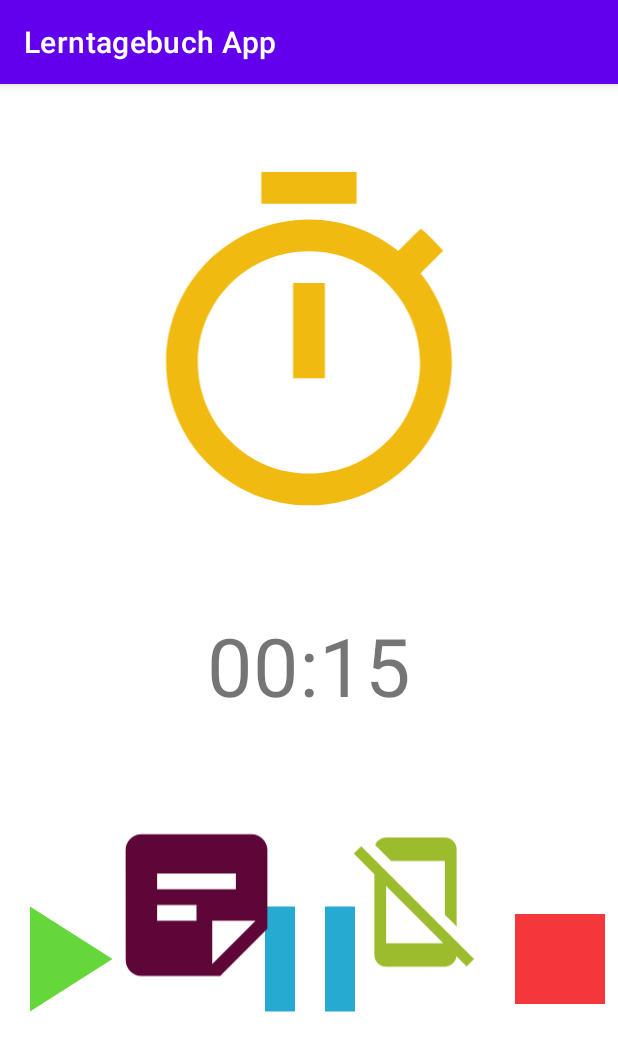
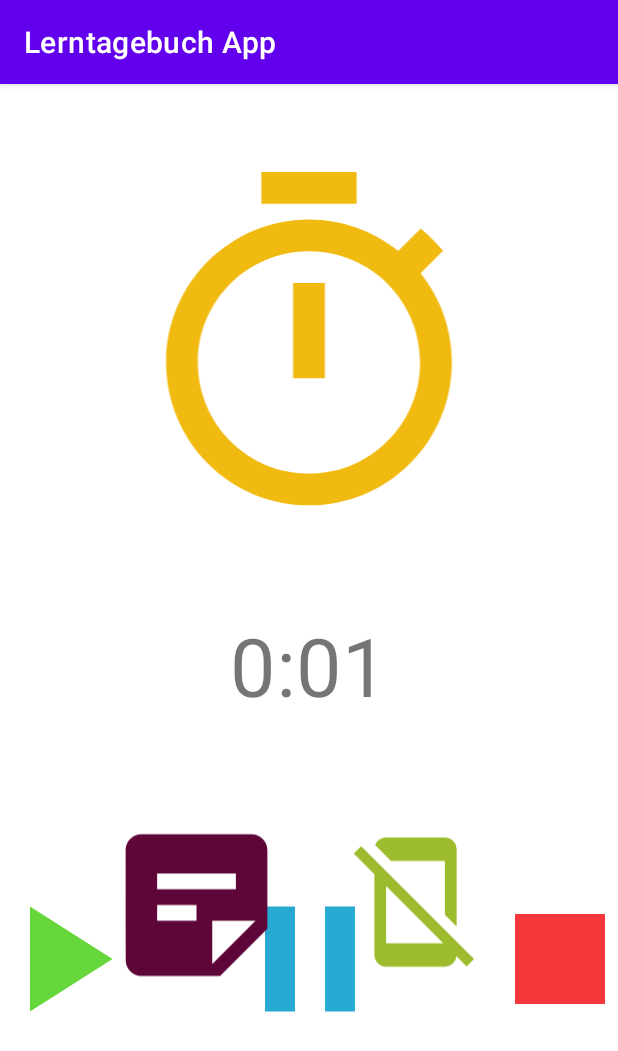
Before and after one commit to bolatSeref/LerntagebuchApp, an Android app: the StatusActivity screen opened directly, with no data from a screen before it, on a phone screen of 412 x 824 dp. Shown: the top 1051 px of the screen. Run offline under Robolectric (Android 15) with nearby library versions, the phone set to English and light mode, and no system bars; Roboto replaces fonts that are not available here.

Commit message:
timer is added

```diff
--- a/app/src/main/java/com/creactivestudio/lerntagebuchapp/StatusActivity.java
+++ b/app/src/main/java/com/creactivestudio/lerntagebuchapp/StatusActivity.java
@@ -4,21 +4,61 @@ import androidx.appcompat.app.AppCompatActivity;
 
 import android.content.Intent;
 import android.os.Bundle;
+import android.os.Handler;
 import android.view.View;
+import android.widget.Button;
+import android.widget.TextView;
 
 public class StatusActivity extends AppCompatActivity {
 
+    long startTime=0;
+    TextView tvTimer;
+
+    Handler timerHandler=new Handler();
+    Runnable timerRunnable = new Runnable() {
+        @Override
+        public void run() {
+            long millis = System.currentTimeMillis() - startTime;
+            int seconds = (int) (millis / 1000);
+            int minutes = seconds / 60;
+            seconds = seconds % 60;
+
+            tvTimer.setText(String.format("%d:%02d", minutes, seconds));
+
+            timerHandler.postDelayed(this, 500);
+        }
+    };
     @Override
     protected void onCreate(Bundle savedInstanceState) {
         super.onCreate(savedInstanceState);
         setContentView(R.layout.activity_status);
 
         initViews();
+
+        startTime=System.currentTimeMillis();
+        timerHandler.postDelayed(timerRunnable,0);
+
+    }
+
+    public void stopTimer (View view)
+    {
+        timerHandler.removeCallbacks(timerRunnable);
+    }
+
+    public void startTimer (View view)
+    {
+        startTime=System.currentTimeMillis();
+        timerHandler.postDelayed(timerRunnable,0);
+    }
+
+    public void pausiereTimer (View view)
+    {
+
     }
 
     public void initViews()
     {
-
+        tvTimer=findViewById(R.id.tvTimer);
     }
 
     public void imgDoNotDisturbClicked (View view)
@@ -31,4 +71,11 @@ public class StatusActivity extends AppCompatActivity {
         Intent intent =new Intent(StatusActivity.this, NotizenActivity.class);
         startActivity(intent);
     }
+
+    @Override
+    public void onPause() {
+        super.onPause();
+        timerHandler.removeCallbacks(timerRunnable);
+    }
+
 }
--- a/app/src/main/res/layout/activity_status.xml
+++ b/app/src/main/res/layout/activity_status.xml
@@ -17,6 +17,7 @@
         app:srcCompat="@drawable/icon_timer" />
 
     <LinearLayout
+        android:id="@+id/linearLayout4"
         android:layout_width="500dp"
         android:layout_height="wrap_content"
         android:layout_marginTop="100dp"
@@ -24,13 +25,14 @@
         app:layout_constraintEnd_toEndOf="parent"
         app:layout_constraintHorizontal_bias="0.5"
         app:layout_constraintStart_toStartOf="parent"
-        app:layout_constraintTop_toBottomOf="@+id/textView4">
+        app:layout_constraintTop_toBottomOf="@+id/tvTimer">
 
         <ImageView
             android:id="@+id/imageView7"
             android:layout_width="120dp"
             android:layout_height="120dp"
             android:layout_weight="1"
+            android:onClick="startTimer"
             app:srcCompat="@drawable/icon_play" />
 
         <ImageView
@@ -45,11 +47,12 @@
             android:layout_width="120dp"
             android:layout_height="120dp"
             android:layout_weight="1"
+            android:onClick="stopTimer"
             app:srcCompat="@drawable/icon_stop" />
     </LinearLayout>
 
     <TextView
-        android:id="@+id/textView4"
+        android:id="@+id/tvTimer"
         android:layout_width="wrap_content"
         android:layout_height="wrap_content"
         android:layout_marginTop="49dp"
```
